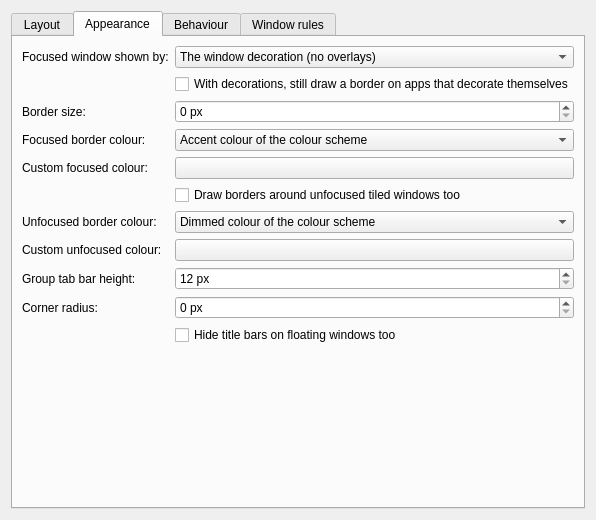
First picture: the form in package/contents/ui/config.ui, repository DGBooth/HyprKwin, before the edit.
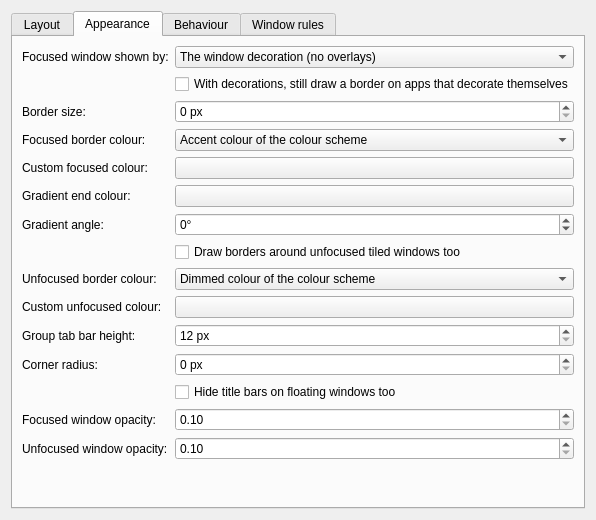
Second picture: the form after the edit. The open tabs and pages were chosen to show the change. Custom widgets are drawn as their Qt base class.

Commit message: Gradient borders, window opacity, and borders on floating windows

What changed in the file:
```diff
--- a/package/contents/ui/config.ui
+++ b/package/contents/ui/config.ui
@@ -123,20 +123,42 @@
          <property name="toolTip"><string>Drawn in the gap around tiled windows; only used with the "Coloured border" option above.</string></property>
         </widget>
        </item>
-       <item row="9" column="0">
+       <item row="11" column="0">
         <widget class="QLabel" name="borderRadiusLabel"><property name="text"><string>Corner radius:</string></property></widget>
        </item>
-       <item row="9" column="1">
+       <item row="11" column="1">
         <widget class="QSpinBox" name="kcfg_BorderRadius">
          <property name="suffix"><string> px</string></property>
          <property name="maximum"><number>40</number></property>
          <property name="toolTip"><string>decoration:rounding. Rounds the focus border itself; the window's own corners stay square unless your decoration theme rounds them.</string></property>
         </widget>
        </item>
-       <item row="10" column="1">
+       <item row="12" column="1">
         <widget class="QCheckBox" name="kcfg_HideFloatingTitleBars">
          <property name="text"><string>Hide title bars on floating windows too</string></property>
-         <property name="toolTip"><string>Removes the title bar, and with it the minimise/maximise/close buttons, from floating windows as well as tiled ones. Apps that draw their own title bar (Chromium, Electron, GTK) are unaffected.</string></property>
+         <property name="toolTip"><string>Removes the title bar, and with it the minimise/maximise/close buttons, from floating windows as well as tiled ones; they then get the border instead. Apps that draw their own title bar (Chromium, Electron, GTK) always get the border.</string></property>
+        </widget>
+       </item>
+       <item row="13" column="0">
+        <widget class="QLabel" name="activeOpacityLabel"><property name="text"><string>Focused window opacity:</string></property></widget>
+       </item>
+       <item row="13" column="1">
+        <widget class="QDoubleSpinBox" name="kcfg_ActiveOpacity">
+         <property name="minimum"><double>0.1</double></property>
+         <property name="maximum"><double>1.0</double></property>
+         <property name="singleStep"><double>0.05</double></property>
+         <property name="toolTip"><string>decoration:active_opacity. At 1.00 HyprKwin leaves window opacity alone, so Plasma's own opacity rules still apply. Fullscreen windows always stay opaque.</string></property>
+        </widget>
+       </item>
+       <item row="14" column="0">
+        <widget class="QLabel" name="inactiveOpacityLabel"><property name="text"><string>Unfocused window opacity:</string></property></widget>
+       </item>
+       <item row="14" column="1">
+        <widget class="QDoubleSpinBox" name="kcfg_InactiveOpacity">
+         <property name="minimum"><double>0.1</double></property>
+         <property name="maximum"><double>1.0</double></property>
+         <property name="singleStep"><double>0.05</double></property>
+         <property name="toolTip"><string>decoration:inactive_opacity. A window rule "opacity A I" overrides both values for that app.</string></property>
         </widget>
        </item>
        <item row="3" column="0">
@@ -155,30 +177,49 @@
        <item row="4" column="1">
         <widget class="KColorButton" name="kcfg_ActiveBorderColor"/>
        </item>
+       <item row="5" column="0">
+        <widget class="QLabel" name="activeColor2Label"><property name="text"><string>Gradient end colour:</string></property></widget>
+       </item>
        <item row="5" column="1">
+        <widget class="KColorButton" name="kcfg_ActiveBorderColor2">
+         <property name="toolTip"><string>Only used with the gradient: the focused border runs from the custom colour above to this one, like Hyprland's default rgba(33ccffee) rgba(00ff99ee) 45deg.</string></property>
+        </widget>
+       </item>
+       <item row="6" column="0">
+        <widget class="QLabel" name="gradientAngleLabel"><property name="text"><string>Gradient angle:</string></property></widget>
+       </item>
+       <item row="6" column="1">
+        <widget class="QSpinBox" name="kcfg_BorderGradientAngle">
+         <property name="suffix"><string>°</string></property>
+         <property name="maximum"><number>359</number></property>
+         <property name="wrapping"><bool>true</bool></property>
+         <property name="toolTip"><string>0° runs left to right, 90° top to bottom, 45° from the top-left corner to the bottom-right one.</string></property>
+        </widget>
+       </item>
+       <item row="7" column="1">
         <widget class="QCheckBox" name="kcfg_ShowInactiveBorders">
          <property name="text"><string>Draw borders around unfocused tiled windows too</string></property>
         </widget>
        </item>
-       <item row="6" column="0">
+       <item row="8" column="0">
         <widget class="QLabel" name="inactiveSourceLabel"><property name="text"><string>Unfocused border colour:</string></property></widget>
        </item>
-       <item row="6" column="1">
+       <item row="8" column="1">
         <widget class="QComboBox" name="kcfg_InactiveBorderSource">
          <item><property name="text"><string>Dimmed colour of the colour scheme</string></property></item>
          <item><property name="text"><string>Custom colour</string></property></item>
         </widget>
        </item>
-       <item row="7" column="0">
+       <item row="9" column="0">
         <widget class="QLabel" name="inactiveColorLabel"><property name="text"><string>Custom unfocused colour:</string></property></widget>
        </item>
-       <item row="7" column="1">
+       <item row="9" column="1">
         <widget class="KColorButton" name="kcfg_InactiveBorderColor"/>
        </item>
-       <item row="8" column="0">
+       <item row="10" column="0">
         <widget class="QLabel" name="groupBarLabel"><property name="text"><string>Group tab bar height:</string></property></widget>
        </item>
-       <item row="8" column="1">
+       <item row="10" column="1">
         <widget class="QSpinBox" name="kcfg_GroupBarHeight">
          <property name="suffix"><string> px</string></property>
          <property name="minimum"><number>12</number></property>
```
Left out of the diff: 3 changed lines with no effect on the pictures. The commit also changes 8 other files.
